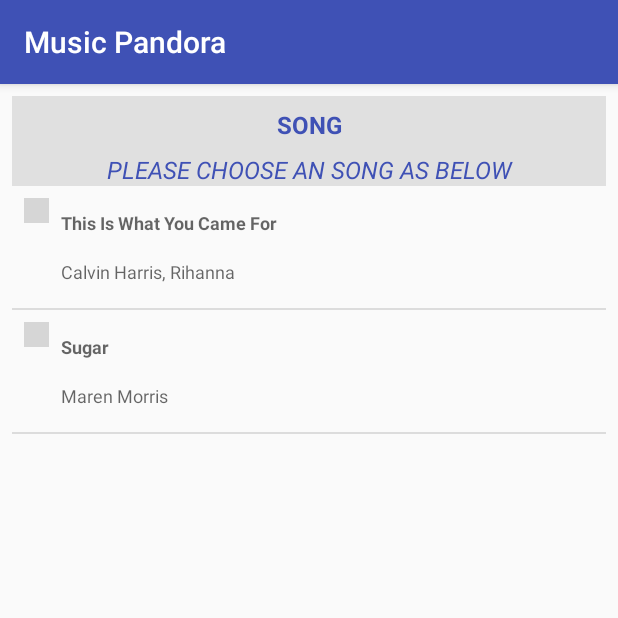
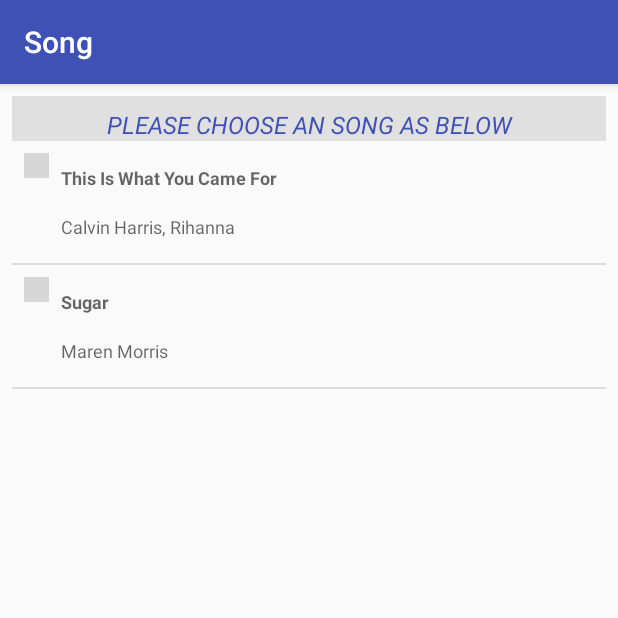
Before and after one commit to TienVNguyen/MusicPandoraProject, an Android app: the screen it shows after launch (SongsActivity), after a tap on "ROCK", on a phone screen of 412 x 824 dp, the top half of it. Run offline under Robolectric (Android 15) with nearby library versions, the phone set to English and light mode, and no system bars; our stand-ins replace ButterKnife, Picasso; plain views replace workinfo; pictures from the network do not load; grey boxes are pictures that could not be loaded.

Commit message:
Updated App
- Remove comments.
- Update layout for more details.

```diff
--- a/app/src/main/java/com/training/tiennguyen/musicpandora/AlbumsActivity.java
+++ b/app/src/main/java/com/training/tiennguyen/musicpandora/AlbumsActivity.java
@@ -23,6 +23,7 @@ import java.util.ArrayList;
 import java.util.List;
 
 import butterknife.Bind;
+import butterknife.BindString;
 import butterknife.ButterKnife;
 
 /**
@@ -33,6 +34,8 @@ import butterknife.ButterKnife;
 public class AlbumsActivity extends AppCompatActivity {
     @Bind(R.id.lv_album)
     protected ListView lvAlbum;
+    @BindString(R.string.txt_album)
+    protected String txtAlbum;
     private List<Album> albumList = new ArrayList<>();
 
     @Override
@@ -48,6 +51,8 @@ public class AlbumsActivity extends AppCompatActivity {
      */
     private void initView() {
         ButterKnife.bind(this);
+
+        setTitle(txtAlbum);
 
         albumList = AlbumsData.getAlbumsList();
         AlbumsAdapter albumsAdapter = new AlbumsAdapter(this, albumList);
@@ -66,15 +71,4 @@ public class AlbumsActivity extends AppCompatActivity {
             }
         });
     }
-
-   /* @OnItemClick(R.id.lv_album)
-    protected void onItemClickedAlbum(int position) {
-        Album album = albumList.get(position);
-
-        if (album != null) {
-            Intent intent = new Intent(this, SongsActivity.class);
-            intent.putExtra(VariableConstants.INTENT_ALBUM_NAME, album.getName());
-            startActivity(intent);
-        }
-    }*/
 }
--- a/app/src/main/java/com/training/tiennguyen/musicpandora/SongsActivity.java
+++ b/app/src/main/java/com/training/tiennguyen/musicpandora/SongsActivity.java
@@ -33,16 +33,16 @@ import butterknife.ButterKnife;
  * @author TienNguyen
  */
 public class SongsActivity extends AppCompatActivity {
-    @Bind(R.id.txt_songs)
-    protected TextView txtSongs;
     @Bind(R.id.txt_songs_describe)
     protected TextView txtSongsDescribe;
     @Bind(R.id.lv_songs)
     protected ListView lvSongs;
-    @BindString(R.string.txt_song)
+    @BindString(R.string.txt_song_choose)
     protected String existSongs;
     @BindString(R.string.txt_no_song)
     protected String noSong;
+    @BindString(R.string.txt_song)
+    protected String txtSong;
     private List<Song> songList = new ArrayList<>();
 
     @Override
@@ -59,6 +59,8 @@ public class SongsActivity extends AppCompatActivity {
     private void initView() {
         ButterKnife.bind(this);
 
+        setTitle(txtSong);
+
         Intent intent = getIntent();
         String albumName = intent.getStringExtra(VariableConstants.INTENT_ALBUM_NAME);
         songList = SongsData.getSongsList(albumName);
@@ -68,8 +70,7 @@ public class SongsActivity extends AppCompatActivity {
                 SongsAdapter songsAdapter = new SongsAdapter(this, songList);
                 lvSongs.setAdapter(songsAdapter);
                 lvSongs.setVisibility(View.VISIBLE);
-                txtSongs.setText(existSongs);
-                txtSongsDescribe.setVisibility(View.VISIBLE);
+                txtSongsDescribe.setText(existSongs);
 
                 lvSongs.setOnItemClickListener(new AdapterView.OnItemClickListener() {
                     @Override
@@ -91,30 +92,11 @@ public class SongsActivity extends AppCompatActivity {
                 });
             } else {
                 lvSongs.setVisibility(View.GONE);
-                txtSongs.setText(noSong);
-                txtSongsDescribe.setVisibility(View.GONE);
+                txtSongsDescribe.setText(noSong);
             }
         } else {
             lvSongs.setVisibility(View.GONE);
-            txtSongs.setText(noSong);
-            txtSongsDescribe.setVisibility(View.GONE);
+            txtSongsDescribe.setText(noSong);
         }
     }
-
-    /*@OnItemClick(R.id.lv_songs)
-    protected void onItemClickedSong(int position) {
-        Song song = songList.get(position);
-
-        if (song != null) {
-            Intent intent = new Intent(this, SongDetailsActivity.class);
-            intent.putExtra(VariableConstants.INTENT_SONG_NAME, song.getName());
-            intent.putExtra(VariableConstants.INTENT_SONG_SINGER, song.getSinger());
-            intent.putExtra(VariableConstants.INTENT_SONG_IMG, song.getImg());
-            intent.putExtra(VariableConstants.INTENT_SONG_MEDIA, song.getMedia());
-            intent.putExtra(VariableConstants.INTENT_SONG_URL, song.getUrl());
-            intent.putExtra(VariableConstants.INTENT_SONG_ALBUM, song.getAlbum());
-            intent.putExtra(VariableConstants.INTENT_SONG_DESCRIPTION, song.getDescription());
-            startActivity(intent);
-        }
-    }*/
 }
--- a/app/src/main/res/layout/activity_albums.xml
+++ b/app/src/main/res/layout/activity_albums.xml
@@ -20,12 +20,6 @@
 
         <TextView
             style="@style/TextViewBasic"
-            android:text="@string/txt_album"
-            android:textAllCaps="true"
-            android:textColor="@color/colorPrimary" />
-
-        <TextView
-            style="@style/TextViewBasic"
             android:text="@string/txt_album_choose"
             android:textAllCaps="true"
             android:textColor="@color/colorPrimary"
--- a/app/src/main/res/layout/activity_songs.xml
+++ b/app/src/main/res/layout/activity_songs.xml
@@ -19,12 +19,6 @@
         android:orientation="vertical">
 
         <TextView
-            android:id="@+id/txt_songs"
-            style="@style/TextViewBasic"
-            android:textAllCaps="true"
-            android:textColor="@color/colorPrimary" />
-
-        <TextView
             android:id="@+id/txt_songs_describe"
             style="@style/TextViewBasic"
             android:text="@string/txt_song_choose"
```
Also changed, not shown: app/src/main/java/com/training/tiennguyen/musicpandora/SongDetailsActivity.java (+5 -10 lines), app/src/main/res/layout/activity_songs_details.xml (+0 -10 lines).
